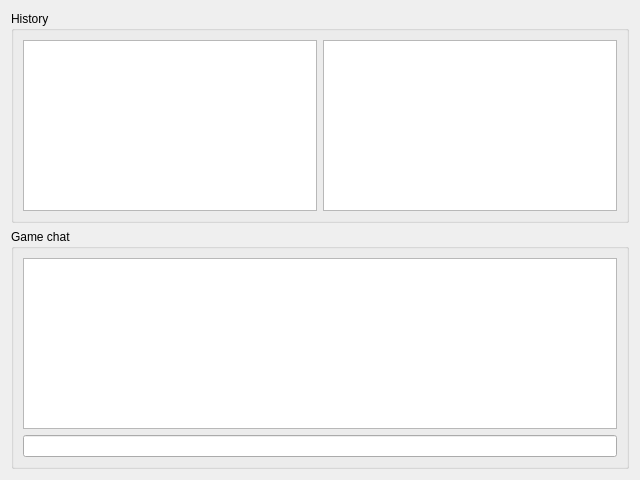
kostin1221/qutim-chess-plugin, file gameboard.ui: the form before one commit.
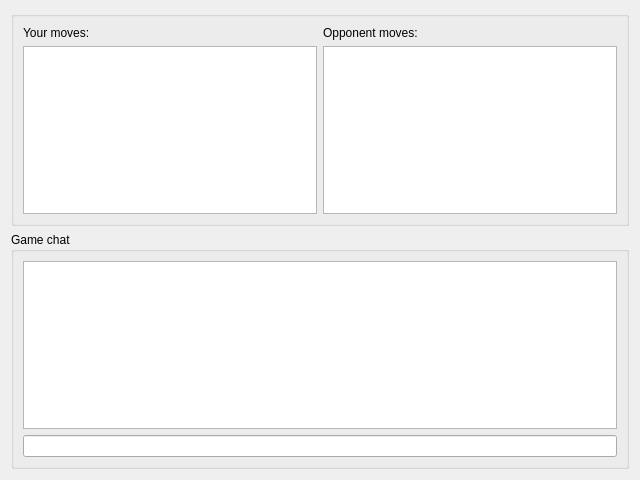
The form after the commit.

The edit to the form file:
```diff
--- a/gameboard.ui
+++ b/gameboard.ui
@@ -43,10 +43,24 @@
         </size>
        </property>
        <property name="title">
-        <string>History</string>
+        <string/>
        </property>
-       <layout class="QHBoxLayout" name="horizontalLayout">
-        <item>
+       <layout class="QGridLayout" name="gridLayout_2">
+        <item row="0" column="0">
+         <widget class="QLabel" name="label">
+          <property name="text">
+           <string>Your moves:</string>
+          </property>
+         </widget>
+        </item>
+        <item row="0" column="1">
+         <widget class="QLabel" name="label_2">
+          <property name="text">
+           <string>Opponent moves:</string>
+          </property>
+         </widget>
+        </item>
+        <item row="1" column="0">
          <widget class="QListWidget" name="myMoveList">
           <property name="verticalScrollBarPolicy">
            <enum>Qt::ScrollBarAsNeeded</enum>
@@ -62,7 +76,7 @@
           </property>
          </widget>
         </item>
-        <item>
+        <item row="1" column="1">
          <widget class="QListWidget" name="enemyMoveList">
           <property name="verticalScrollBarPolicy">
            <enum>Qt::ScrollBarAsNeeded</enum>
```
